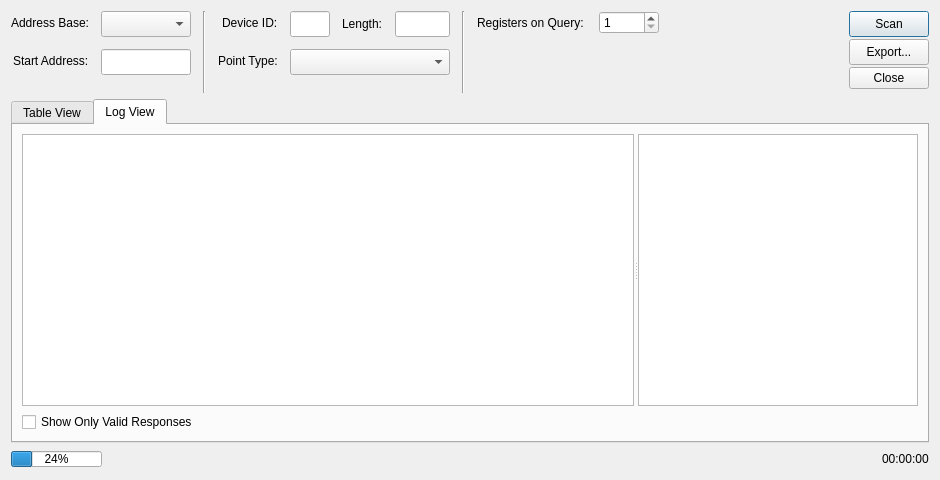
Old version of the form src/dialogs/dialogaddressscan.ui in the repository sanny32/OpenModScan.
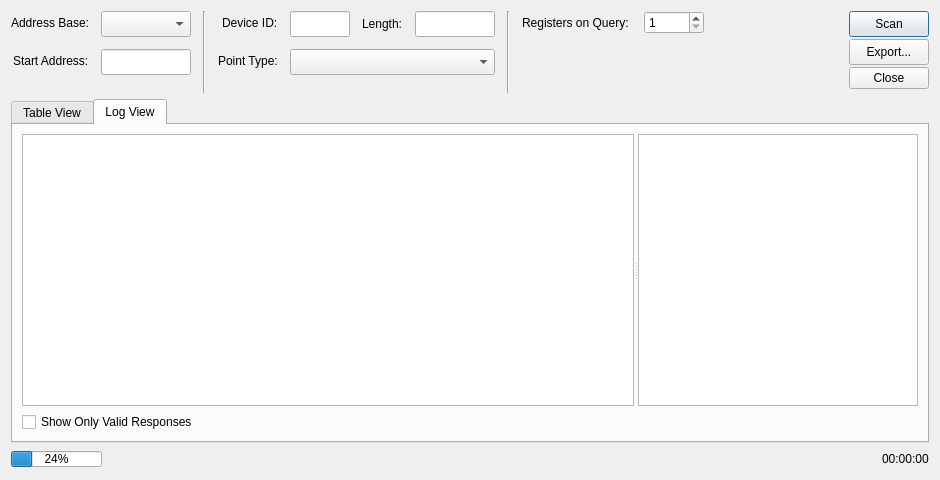
New version of the form. Icons and pictures are not drawn. Custom widgets are drawn as their Qt base class.

Commit message: fix: Corrected dialog lineedits size

```diff
--- a/src/dialogs/dialogaddressscan.ui
+++ b/src/dialogs/dialogaddressscan.ui
@@ -118,7 +118,7 @@
            </property>
            <property name="maximumSize">
             <size>
-             <width>40</width>
+             <width>60</width>
              <height>16777215</height>
             </size>
            </property>
@@ -153,7 +153,7 @@
            </property>
            <property name="maximumSize">
             <size>
-             <width>55</width>
+             <width>80</width>
              <height>16777215</height>
             </size>
            </property>
```
